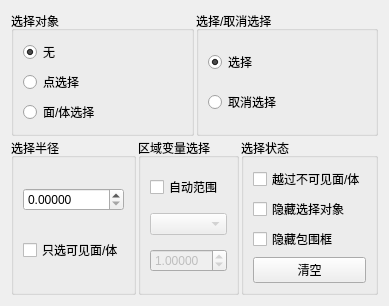
Old version of the form Qt/Resources/UI/SelectionView.ui in the repository hu-shuhan/editOpeniGame.
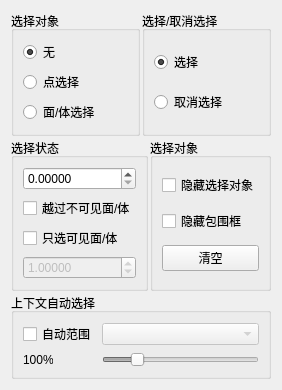
New version of the form.

Commit message: complete the auto selection update

```diff
--- a/Qt/Resources/UI/SelectionView.ui
+++ b/Qt/Resources/UI/SelectionView.ui
@@ -6,8 +6,8 @@
    <rect>
     <x>0</x>
     <y>0</y>
-    <width>285</width>
-    <height>209</height>
+    <width>203</width>
+    <height>270</height>
    </rect>
   </property>
   <property name="windowTitle">
@@ -88,7 +88,7 @@
      <item>
       <widget class="QGroupBox" name="groupBox_2">
        <property name="title">
-        <string>选择半径</string>
+        <string>选择状态</string>
        </property>
        <layout class="QVBoxLayout" name="verticalLayout_6">
         <item>
@@ -104,6 +104,13 @@
           </property>
          </widget>
         </item>
+        <item>
+         <widget class="QCheckBox" name="skipUnSeeAbleCell">
+          <property name="text">
+           <string>越过不可见面/体</string>
+          </property>
+         </widget>
+        </item>
         <item>
          <widget class="QCheckBox" name="onlySelectSeeAbleCells">
           <property name="text">
@@ -111,32 +118,6 @@
           </property>
          </widget>
         </item>
-       </layout>
-      </widget>
-     </item>
-     <item>
-      <widget class="QGroupBox" name="groupBox_5">
-       <property name="title">
-        <string>区域变量选择</string>
-       </property>
-       <layout class="QVBoxLayout" name="verticalLayout_2">
-        <item>
-         <widget class="QCheckBox" name="autoRange">
-          <property name="text">
-           <string>自动范围</string>
-          </property>
-         </widget>
-        </item>
-        <item>
-         <widget class="QComboBox" name="variableChoose">
-          <property name="enabled">
-           <bool>false</bool>
-          </property>
-          <property name="toolTip">
-           <string>变量选择</string>
-          </property>
-         </widget>
-        </item>
         <item>
          <widget class="QDoubleSpinBox" name="expdRate">
           <property name="enabled">
@@ -165,16 +146,9 @@
      <item>
       <widget class="QGroupBox" name="groupBox_3">
        <property name="title">
-        <string>选择状态</string>
+        <string>选择对象</string>
        </property>
        <layout class="QVBoxLayout" name="verticalLayout_5">
-        <item>
-         <widget class="QCheckBox" name="skipUnSeeAbleCell">
-          <property name="text">
-           <string>越过不可见面/体</string>
-          </property>
-         </widget>
-        </item>
         <item>
          <widget class="QCheckBox" name="noneSelectionState">
           <property name="text">
@@ -201,6 +175,74 @@
      </item>
     </layout>
    </item>
+   <item>
+    <layout class="QHBoxLayout" name="horizontalLayout_2">
+     <item>
+      <widget class="QGroupBox" name="groupBox_5">
+       <property name="title">
+        <string>上下文自动选择</string>
+       </property>
+       <layout class="QGridLayout" name="gridLayout">
+        <item row="0" column="0">
+         <widget class="QCheckBox" name="autoRange">
+          <property name="text">
+           <string>自动范围</string>
+          </property>
+         </widget>
+        </item>
+        <item row="0" column="1">
+         <widget class="QComboBox" name="variableChoose">
+          <property name="enabled">
+           <bool>false</bool>
+          </property>
+          <property name="toolTip">
+           <string>变量选择</string>
+          </property>
+         </widget>
+        </item>
+        <item row="1" column="0">
+         <widget class="QLabel" name="expdRateSlidTxt">
+          <property name="minimumSize">
+           <size>
+            <width>30</width>
+            <height>0</height>
+           </size>
+          </property>
+          <property name="maximumSize">
+           <size>
+            <width>30</width>
+            <height>16777215</height>
+           </size>
+          </property>
+          <property name="toolTip">
+           <string>取值比例</string>
+          </property>
+          <property name="text">
+           <string>100%</string>
+          </property>
+         </widget>
+        </item>
+        <item row="1" column="1">
+         <widget class="QSlider" name="expdRateSlid">
+          <property name="enabled">
+           <bool>false</bool>
+          </property>
+          <property name="maximum">
+           <number>500</number>
+          </property>
+          <property name="value">
+           <number>100</number>
+          </property>
+          <property name="orientation">
+           <enum>Qt::Orientation::Horizontal</enum>
+          </property>
+         </widget>
+        </item>
+       </layout>
+      </widget>
+     </item>
+    </layout>
+   </item>
   </layout>
  </widget>
  <resources/>
```
Left out of the diff: 3 changed lines with no effect on the pictures. The commit also changes 5 other files.
